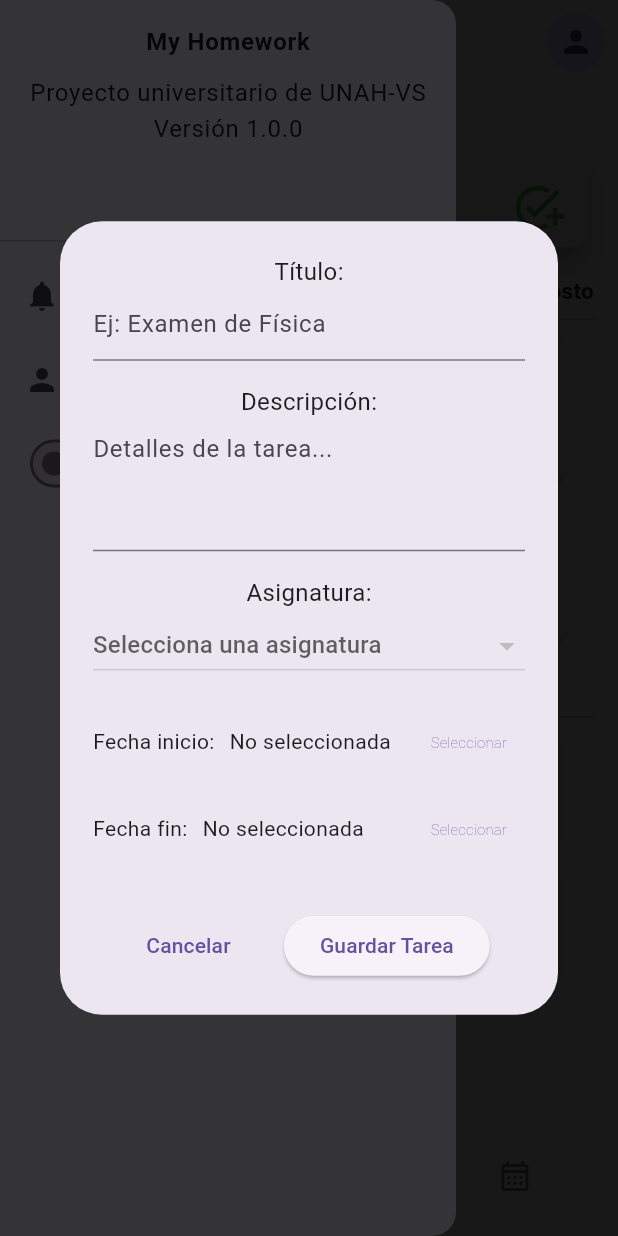
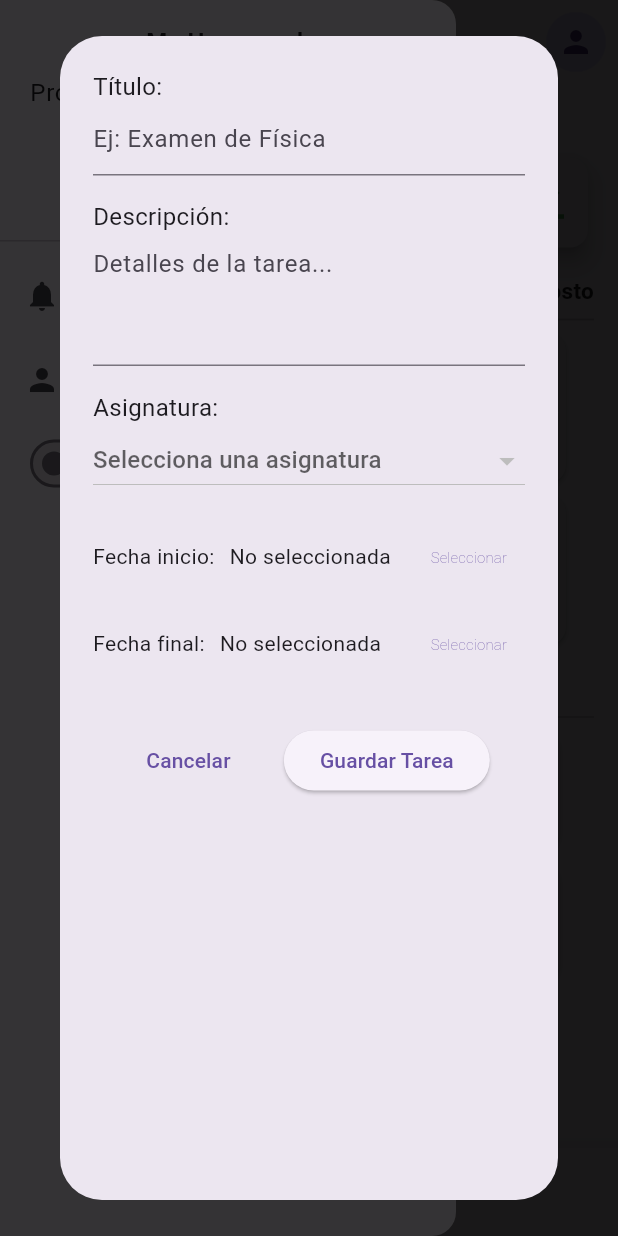
Before and after one commit to soler504/my_homework_app, a Flutter app: the Layout screen opened by its route, item 2 of the bottom bar chosen, in the side drawer, after a tap on "Nueva Tarea", on a phone screen of 412 x 824 dp. Run offline on Flutter 3.47's test engine with Material 3 defaults, Android fonts, the phone set to English and light mode, and no system bars; our stand-ins replace cloud_firestore, firebase_auth, firebase_core, flutter_local_notifications, get, go_router and 3 more; accounts and stored records are empty.

Commit message:
nuevas tareas modificado

```diff
--- a/lib/src/pages/home_page.dart
+++ b/lib/src/pages/home_page.dart
@@ -1,6 +1,5 @@
 import 'package:firebase_auth/firebase_auth.dart';
 import 'package:flutter/material.dart';
-
 import 'package:my_homework_app/src/widgets/card_dashboard.dart';
 import 'package:my_homework_app/src/widgets/task.dart';
 
--- a/lib/src/pages/new_tarea_page.dart
+++ b/lib/src/pages/new_tarea_page.dart
@@ -65,6 +65,22 @@ class _CrearTareaPageState extends State<CrearTarea> {
       );
       return;
     }
+    if (fechaFin!.isBefore(fechaInicio!)) {
+      showDialog(
+        context: context,
+        builder: (_) => AlertDialog(
+          title: const Text('Fechas incorrectas'),
+          content: const Text('La fecha final no puede ser menor que la fecha de inicio.'),
+          actions: [
+            TextButton(
+              child: const Text('OK'),
+              onPressed: () => context.pop(),
+            ),
+          ],
+        ),
+      );
+      return;
+    }
     Tarea nuevaTarea = Tarea(
       titulo: tituloController.text,
       descripcion: descripcionController.text,
@@ -81,8 +97,7 @@ class _CrearTareaPageState extends State<CrearTarea> {
       duration: const Duration(seconds: 2),
     );
 
-    // El doble pop podría ser para cerrar un modal y luego la pantalla de creación.
-    // Esto es correcto si la pantalla se muestra sobre otra que también debe cerrarse.
+
     Navigator.pop(context);
     ScaffoldMessenger.of(context).showSnackBar(snackBar);
     Navigator.pop(context);
@@ -93,12 +108,19 @@ class _CrearTareaPageState extends State<CrearTarea> {
   Widget build(BuildContext context) {
     final asignaturas = AsignaturasController.obtenerAsignaturas();
 
-    return Container(
+    return LayoutBuilder(
+      builder: (context, constraints) {
+        return SingleChildScrollView(
+          child: ConstrainedBox(
+            constraints: BoxConstraints(
+              minHeight: constraints.maxHeight,
+            ),
+            child: IntrinsicHeight(
+              child: Container(
                 margin: const EdgeInsets.all(2),
-      child: Padding(
                 padding: const EdgeInsets.all(20.0),
                 child: Column(
-          mainAxisSize: MainAxisSize.min,
+                  crossAxisAlignment: CrossAxisAlignment.stretch,
                   children: [
                     const Text('Título:', style: TextStyle(fontSize: 16)),
                     TextField(
@@ -150,7 +172,7 @@ class _CrearTareaPageState extends State<CrearTarea> {
                     const SizedBox(height: 10),
                     Row(
                       children: [
-                const Text('Fecha fin:'),
+                        const Text('Fecha final:'),
                         const SizedBox(width: 10),
                         Text(
                           fechaFin == null
@@ -167,26 +189,26 @@ class _CrearTareaPageState extends State<CrearTarea> {
                       ],
                     ),
                     const SizedBox(height: 30),
-
                     Row(
                       mainAxisAlignment: MainAxisAlignment.spaceEvenly,
                       children: [
-                // Botón para cancelar y volver
                         TextButton(
                           onPressed: () => context.pop(MostrarPopup(context)),
-                  child: const Text('Cancelar'),
+                          child: const Text('Cancelar')
                           ),
-                // Botón para guardar la tarea
                         ElevatedButton(
                           onPressed: guardarTarea,
                           child: const Text('Guardar Tarea'),
                         ),
                       ],
                     ),
-
                   ],
                 ),
               ),
+            ),
+          ),
+        );
+      },
     );
   }
 }
```
Also changed, not shown: lib/src/pages/ver_tareas_page.dart (+8 -8 lines), lib/src/widgets/card_dashboard.dart (line endings or trailing spaces). Lines whose indentation alone changed are shown as unchanged.
